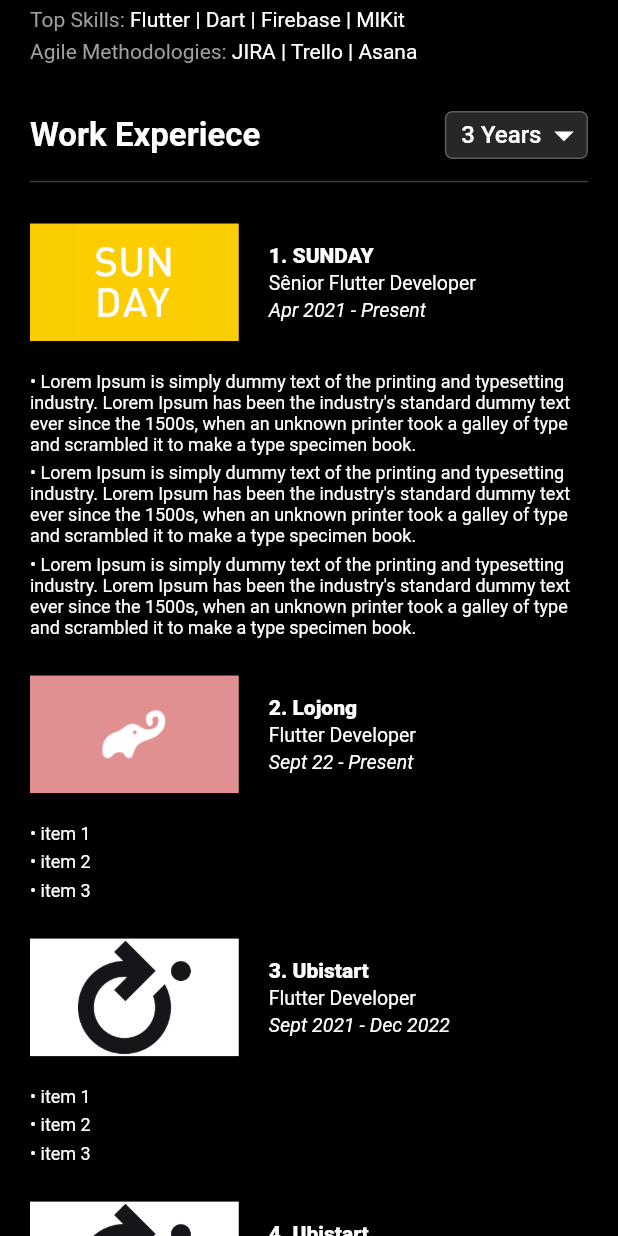
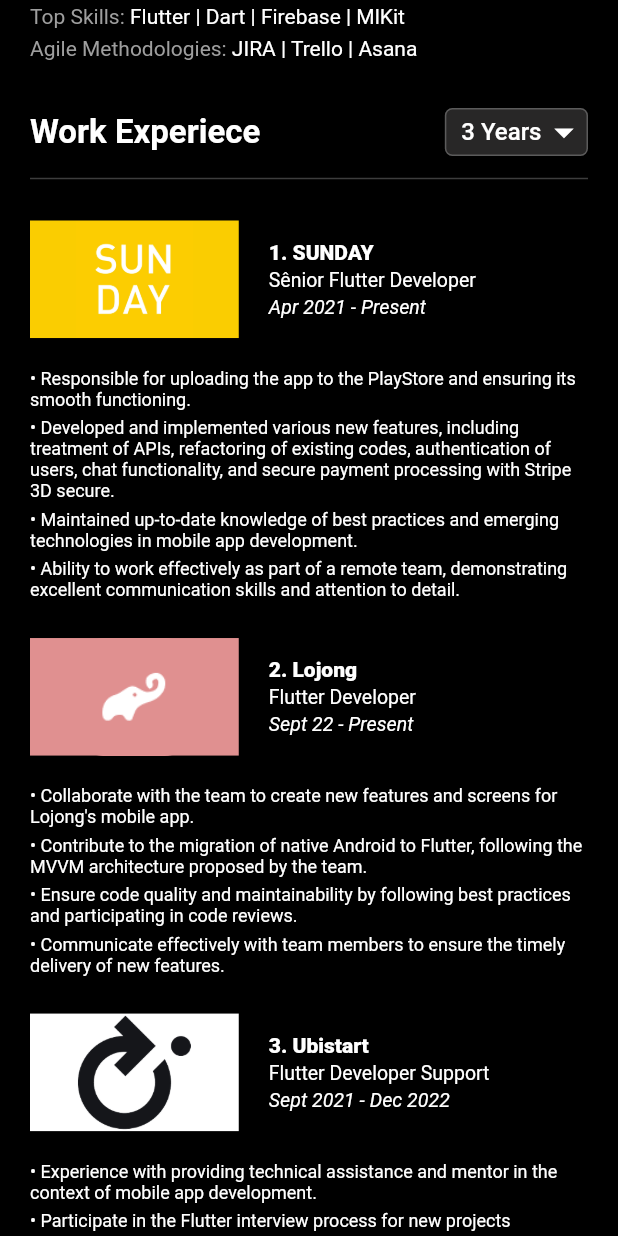
Before and after one commit to PedroPinto23/netflix-portfolio, a Flutter app: the screen it shows after launch, scrolled down 576 dp, on a phone screen of 412 x 824 dp. Run offline on Flutter 3.47's test engine with Material 2 defaults, Android fonts, the phone set to English and light mode, and no system bars; our stand-ins replace google_fonts, lottie; Roboto replaces fonts that are missing (Oxygen).

Commit message:
adding like lottie icon | json informations

```diff
--- a/assets/data/experience_data.json
+++ b/assets/data/experience_data.json
@@ -8,13 +8,16 @@
             "color": "0xFFFACD01",
             "description": [
                 {
-                    "item": "Lorem Ipsum is simply dummy text of the printing and typesetting industry. Lorem Ipsum has been the industry's standard dummy text ever since the 1500s, when an unknown printer took a galley of type and scrambled it to make a type specimen book."
+                    "item": "Responsible for uploading the app to the PlayStore and ensuring its smooth functioning."
                 },
                 {
-                    "item": "Lorem Ipsum is simply dummy text of the printing and typesetting industry. Lorem Ipsum has been the industry's standard dummy text ever since the 1500s, when an unknown printer took a galley of type and scrambled it to make a type specimen book."
+                    "item": "Developed and implemented various new features, including treatment of APIs, refactoring of existing codes, authentication of users, chat functionality, and secure payment processing with Stripe 3D secure."
                 },
                 {
-                    "item": "Lorem Ipsum is simply dummy text of the printing and typesetting industry. Lorem Ipsum has been the industry's standard dummy text ever since the 1500s, when an unknown printer took a galley of type and scrambled it to make a type specimen book."
+                    "item": "Maintained up-to-date knowledge of best practices and emerging technologies in mobile app development."
+                },
+                {
+                    "item": "Ability to work effectively as part of a remote team, demonstrating excellent communication skills and attention to detail."
                 }
             ]
         },
@@ -26,31 +29,34 @@
             "color": "0xFFE09090",
             "description": [
                 {
-                    "item": "item 1"
+                    "item": "Collaborate with the team to create new features and screens for Lojong's mobile app."
                 },
                 {
-                    "item": "item 2"
+                    "item": "Contribute to the migration of native Android to Flutter, following the MVVM architecture proposed by the team."
                 },
                 {
-                    "item": "item 3"
+                    "item": "Ensure code quality and maintainability by following best practices and participating in code reviews."
+                },
+                {
+                    "item": "Communicate effectively with team members to ensure the timely delivery of new features."
                 }
             ]
         },
         {
             "company": "Ubistart",
-            "role": "Flutter Developer",
+            "role": "Flutter Developer Support",
             "duration": "Sept 2021 - Dec 2022",
             "image": "assets/companies/ubistart_logo.png",
             "color": "0xFFFFFFFF",
             "description": [
                 {
-                    "item": "item 1"
+                    "item": "Experience with providing technical assistance and mentor in the context of mobile app development."
                 },
                 {
-                    "item": "item 2"
+                    "item": "Participate in the Flutter interview process for new projects"
                 },
                 {
-                    "item": "item 3"
+                    "item": "Ensure code quality and maintainability by making code reviews"
                 }
             ]
         },
@@ -62,13 +68,16 @@
             "color": "0xFFFFFFFF",
             "description": [
                 {
-                    "item": "item 1"
+                    "item": "Collaborated with a project manager and director to develop a mobile app for license plate detection project during 5 months using Dart / Flutter."
                 },
                 {
-                    "item": "item 2"
+                    "item": "Integrated Firebase's Machine Learning Kit for camera-based license plate detection."
                 },
                 {
-                    "item": "item 3"
+                    "item": "Integrated APIs for data retrieval and manipulation."
+                },
+                {
+                    "item": "Ensured high-quality code and adherence to best practices."
                 }
             ]
         },
@@ -80,13 +89,13 @@
             "color": "0xFF42A5F5",
             "description": [
                 {
-                    "item": "item 1"
+                    "item": "Developed a mobile app from scratch using Flutter for pet owners."
                 },
                 {
-                    "item": "item 2"
+                    "item": "Implemented features such as login process, password recovery, Google Maps integration with geolocation API, pet cards with pet information, and more."
                 },
                 {
-                    "item": "item 3"
+                    "item": "Communicated effectively with the client to understand their needs and provide regular progress updates."
                 }
             ]
         }
--- a/lib/home_page/components/about_me.dart
+++ b/lib/home_page/components/about_me.dart
@@ -68,11 +68,17 @@ class _AboutMeComponentState extends State<AboutMeComponent> {
           crossAxisAlignment: CrossAxisAlignment.start,
           children: [
             myInfoTile(
-                TextStrings.aboutMeEduLabel, TextStrings.aboutMeEduValue),
+              TextStrings.aboutMeEduLabel,
+              TextStrings.aboutMeEduValue,
+            ),
             myInfoTile(
-                TextStrings.aboutMeSkillsLabel, TextStrings.aboutMeSkillsValue),
+              TextStrings.aboutMeSkillsLabel,
+              TextStrings.aboutMeSkillsValue,
+            ),
             myInfoTile(
-                TextStrings.aboutMeMethodLabel, TextStrings.aboutMeMethodValue),
+              TextStrings.aboutMeMethodLabel,
+              TextStrings.aboutMeMethodValue,
+            ),
           ],
         ),
       );
@@ -108,13 +114,13 @@ class _AboutMeComponentState extends State<AboutMeComponent> {
         fontSize: isTiny ? (width * 0.025) : 13,
       );
 
+  TextStyle get descriptionLabelStyle => GoogleFonts.oxygen(
+        color: ColorStrings.grey,
+        fontSize: 14,
+      );
+
   TextStyle get descriptionStyle => GoogleFonts.oxygen(
         color: ColorStrings.white,
         fontSize: 14,
       );
-
-  TextStyle get descriptionLabelStyle => GoogleFonts.oxygen(
-        color: ColorStrings.grey,
-        fontSize: 14,
-      );
 }
--- a/lib/home_page/components/experiences.dart
+++ b/lib/home_page/components/experiences.dart
@@ -18,7 +18,7 @@ class _ExperiencesState extends State<Experiences> {
       padding: const EdgeInsets.symmetric(horizontal: 20, vertical: 10),
       child: Column(
         crossAxisAlignment: CrossAxisAlignment.start,
-        children: [topComponent, divider, experiences],
+        children: [topComponent, divider, experiences, divider],
       ),
     );
   }
@@ -97,7 +97,7 @@ class _ExperiencesState extends State<Experiences> {
       );
 
   Widget expTileMobile(Experience data, int index) => Column(
-    crossAxisAlignment: CrossAxisAlignment.start,
+        crossAxisAlignment: CrossAxisAlignment.start,
         children: [
           Padding(
             padding: const EdgeInsets.symmetric(vertical: 20),
--- a/lib/home_page/home_page.dart
+++ b/lib/home_page/home_page.dart
@@ -1,5 +1,6 @@
 import 'package:flutter/material.dart';
 import 'package:my_resume/home_page/components/about_me.dart';
+import 'package:my_resume/home_page/components/contact.dart';
 import 'package:my_resume/home_page/components/experiences.dart';
 import 'package:my_resume/home_page/components/header.dart';
 import 'package:my_resume/strings/color_strings.dart';
@@ -27,7 +28,7 @@ class _HomePageState extends State<HomePage> {
         child: Container(
           color: ColorStrings.primary,
           child: ListView(
-            children: [header, aboutMe, experiences],
+            children: [header, aboutMe, experiences, contact],
           ),
         ),
       );
@@ -41,4 +42,6 @@ class _HomePageState extends State<HomePage> {
   Widget get aboutMe => const AboutMeComponent();
 
   Widget get experiences => const Experiences();
+
+  Widget get contact => const Contact();
 }
--- a/lib/strings/image_strings.dart
+++ b/lib/strings/image_strings.dart
@@ -1,4 +1,5 @@
 class ImageStrings {
   static const likeIcon = "assets/like_icon.png";
   static const profileImage = "assets/profile_image.jpeg";
+  static const lottieLikeIcon = "assets/data/lottie_like_icon.json";
 }
--- a/lib/strings/text_strings.dart
+++ b/lib/strings/text_strings.dart
@@ -5,7 +5,7 @@ class TextStrings {
   static const aboutMeMainSkill = "Mobile Developer";
   static const aboutMeYear = "2023";
   static const aboutMeLanguages = "English | Portuguese";
-  static const aboutMeDescription = "Experienced software developer with a strong track record of building OTT applications on various platforms. Skilled in developing, testing, and deploying cross-platform apps using the latest technologies. Proven ability to work in a fast-paced environment and deliver high-quality products on schedule";
+  static const aboutMeDescription = "I am a Brazilian mobile developer who is passionate about what I do and always looking for new challenges and opportunities to learn.\n\nThroughout my career, I have had the pleasure of working with several companies, and my work and team have always received excellent feedback. I am highly attentive and dedicated to delivering quality work that meets and exceeds expectations.";
   static const aboutMeEduLabel = "Education";
   static const aboutMeEduValue = "Computer Engineering";
   static const aboutMeSkillsLabel = "Top Skills";
@@ -15,4 +15,13 @@ class TextStrings {
 
   static const expTitle = "Work Experiece";
   static const expYearsValue = "3 Years";
+
+  static const contactTitle = "Contact me";
+  static const contactEmailLabel = "E-mail";
+  static const contactEmail = "pedro.dev42@gmail.com";
+  static const contactPhoneLabel = "Phone";
+  static const contactPhone = "+55 21 97123-4498";
+  static const contactRootText = "Portfolio made by me using Flutter | Firebase";
+  static const contactgithubLabel = "My GitHub Repository";
+  static const contactgithub = "https://github.com/PedroPinto23/netflix-portfolio";
 }
--- a/pubspec.yaml
+++ b/pubspec.yaml
@@ -36,6 +36,8 @@ dependencies:
   # Use with the CupertinoIcons class for iOS style icons.
   cupertino_icons: ^1.0.2
   google_fonts: ^4.0.3
+  lottie: ^2.2.0
+  url_launcher: ^6.1.10
 
 dev_dependencies:
   flutter_test:
```
Also changed, not shown: assets/data/lottie_like_icon.json (added, +1 -0 lines), lib/home_page/components/contact.dart (+103 -0 lines), lib/home_page/components/header.dart (+24 -11 lines), pubspec.lock, 6 other files.
